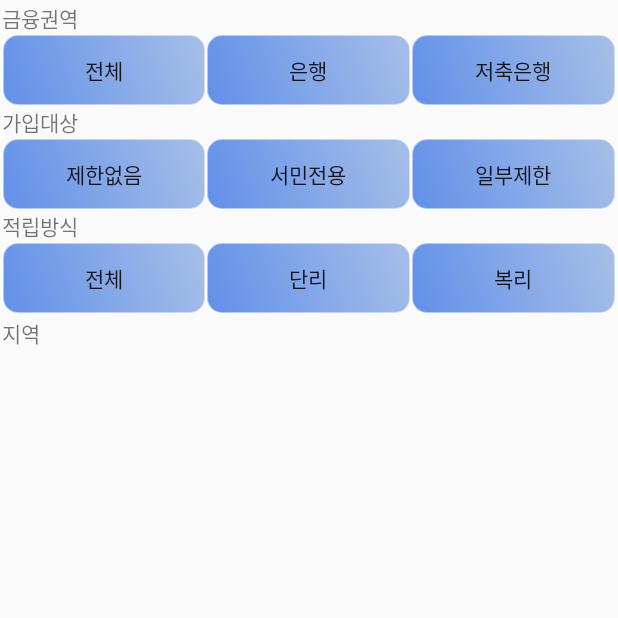
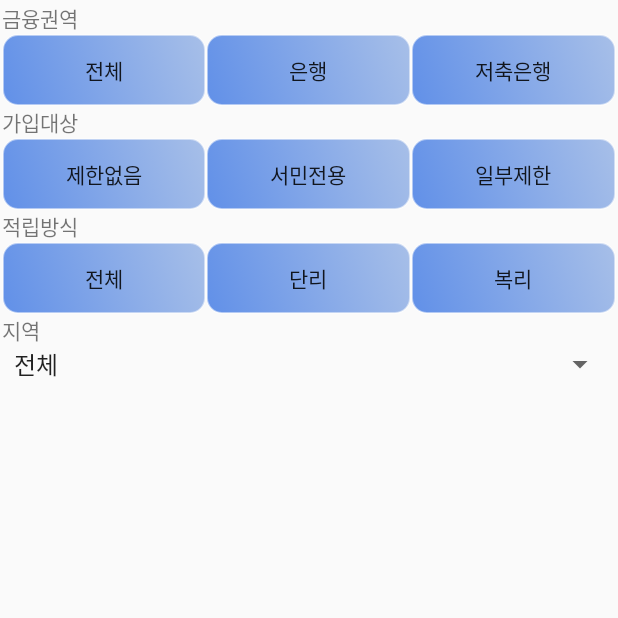
Before and after one commit to daeyoi/TITAE, an Android app: the Search2DepositActivity screen opened directly, with no data from a screen before it, on a phone screen of 412 x 824 dp, the top half of it. Run offline under Robolectric (Android 15) with nearby library versions, the phone set to English and light mode, and no system bars.

Commit message:
activity_search2_deposit spinner 수정

```diff
--- a/app/src/main/res/layout/activity_search2_deposit.xml
+++ b/app/src/main/res/layout/activity_search2_deposit.xml
@@ -136,7 +136,7 @@
         android:layout_width="match_parent"
         android:layout_height="wrap_content"
         android:layout_weight="1"
-        android:orientation="horizontal">
+        android:orientation="vertical">
 
         <TextView
             android:id="@+id/지역"
```
